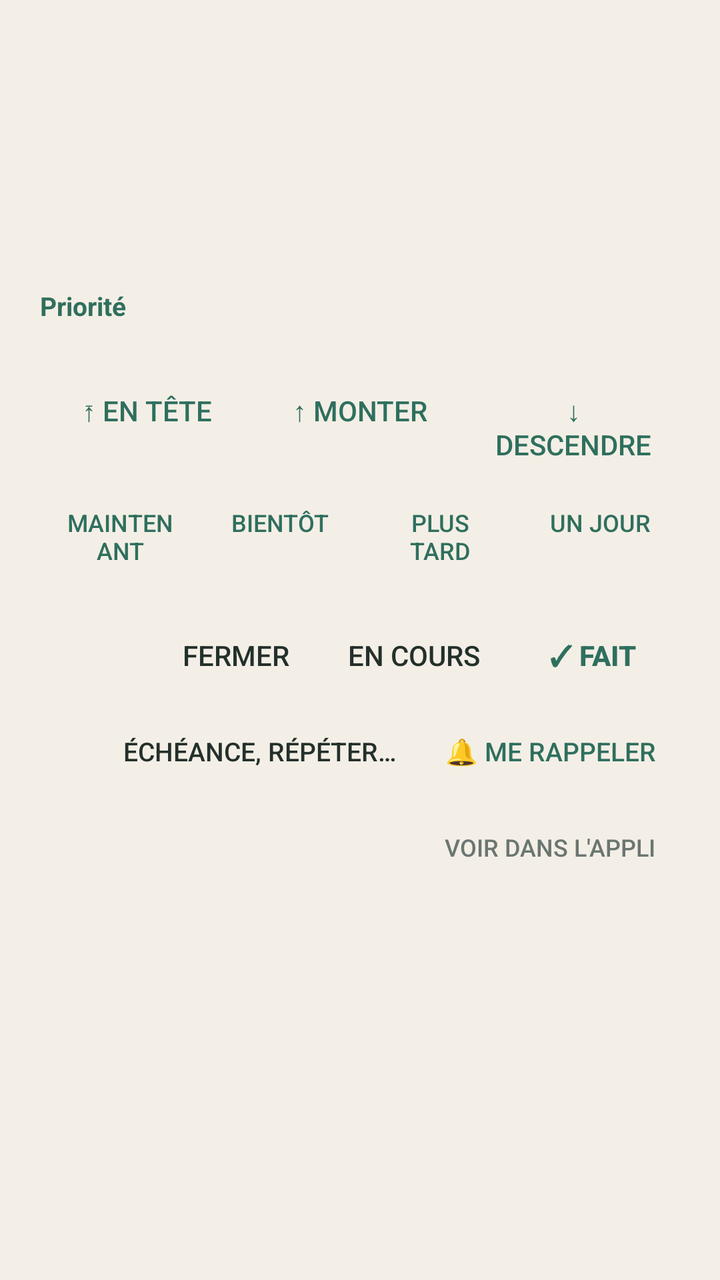
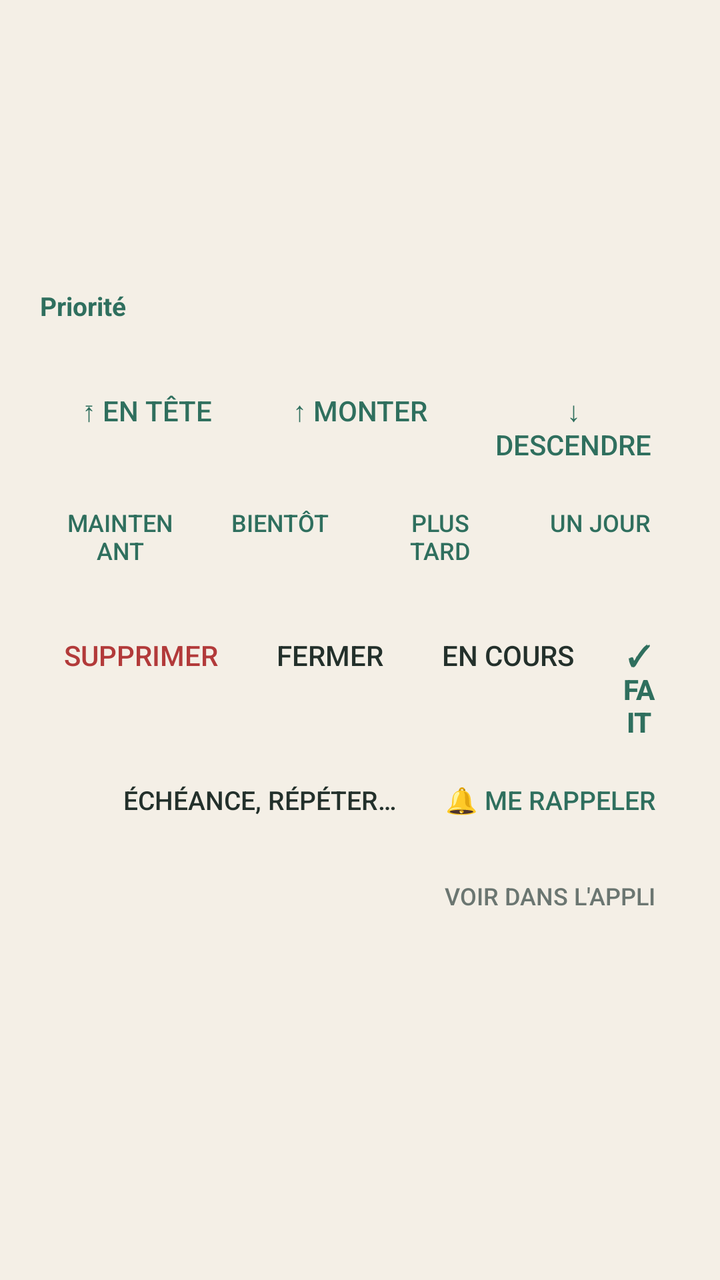

Two renders of the same Android screen: before a commit and after it. Below are the layout's source before the change and the commit's diff.
<!-- AndroidManifest.xml: application theme Theme.Taches -->
<!-- res/layout/ecran_detail.xml -->
<?xml version="1.0" encoding="utf-8"?>
<ScrollView xmlns:android="http://schemas.android.com/apk/res/android"
    android:layout_width="match_parent"
    android:layout_height="wrap_content">
<LinearLayout
    android:layout_width="match_parent"
    android:layout_height="wrap_content"
    android:orientation="vertical"
    android:padding="20dp">

    <TextView
        android:id="@+id/titre"
        android:layout_width="match_parent"
        android:layout_height="wrap_content"
        android:textSize="18sp"
        android:textStyle="bold" />

    <TextView
        android:id="@+id/meta"
        android:layout_width="match_parent"
        android:layout_height="wrap_content"
        android:layout_marginTop="4dp"
        android:textColor="@color/discret"
        android:textSize="13sp" />

    <TextView
        android:id="@+id/details"
        android:layout_width="match_parent"
        android:layout_height="wrap_content"
        android:layout_marginTop="12dp"
        android:textSize="15sp" />

    <TextView
        android:id="@+id/brut"
        android:layout_width="match_parent"
        android:layout_height="wrap_content"
        android:layout_marginTop="12dp"
        android:textColor="@color/discret"
        android:textSize="13sp"
        android:textStyle="italic" />

    
    <LinearLayout
        android:id="@+id/bloc_priorite"
        android:layout_width="match_parent"
        android:layout_height="wrap_content"
        android:layout_marginTop="16dp"
        android:orientation="vertical">

        <TextView
            android:layout_width="wrap_content"
            android:layout_height="wrap_content"
            android:text="Priorité"
            android:textColor="@color/accent"
            android:textSize="13sp"
            android:textStyle="bold" />

        <TextView
            android:id="@+id/position"
            android:layout_width="match_parent"
            android:layout_height="wrap_content"
            android:layout_marginTop="2dp"
            android:textColor="@color/discret"
            android:textSize="13sp" />

        <LinearLayout
            android:layout_width="match_parent"
            android:layout_height="wrap_content"
            android:orientation="horizontal">

            <Button
                android:id="@+id/btn_tete"
                style="?android:attr/buttonBarButtonStyle"
                android:layout_width="0dp"
                android:layout_height="wrap_content"
                android:layout_weight="1"
                android:text="⤒ En tête" />

            <Button
                android:id="@+id/btn_monter"
                style="?android:attr/buttonBarButtonStyle"
                android:layout_width="0dp"
                android:layout_height="wrap_content"
                android:layout_weight="1"
                android:text="↑ Monter" />

            <Button
                android:id="@+id/btn_descendre"
                style="?android:attr/buttonBarButtonStyle"
                android:layout_width="0dp"
                android:layout_height="wrap_content"
                android:layout_weight="1"
                android:text="↓ Descendre" />
        </LinearLayout>

        <LinearLayout
            android:layout_width="match_parent"
            android:layout_height="wrap_content"
            android:orientation="horizontal">

            <Button
                android:id="@+id/h_maintenant"
                style="?android:attr/buttonBarButtonStyle"
                android:layout_width="0dp"
                android:layout_height="wrap_content"
                android:layout_weight="1"
                android:text="Maintenant"
                android:textSize="12sp" />

            <Button
                android:id="@+id/h_bientot"
                style="?android:attr/buttonBarButtonStyle"
                android:layout_width="0dp"
                android:layout_height="wrap_content"
                android:layout_weight="1"
                android:text="Bientôt"
                android:textSize="12sp" />

            <Button
                android:id="@+id/h_plus_tard"
                style="?android:attr/buttonBarButtonStyle"
                android:layout_width="0dp"
                android:layout_height="wrap_content"
                android:layout_weight="1"
                android:text="Plus tard"
                android:textSize="12sp" />

            <Button
                android:id="@+id/h_un_jour"
                style="?android:attr/buttonBarButtonStyle"
                android:layout_width="0dp"
                android:layout_height="wrap_content"
                android:layout_weight="1"
                android:text="Un jour"
                android:textSize="12sp" />
        </LinearLayout>
    </LinearLayout>

    <LinearLayout
        android:layout_width="match_parent"
        android:layout_height="wrap_content"
        android:layout_marginTop="16dp"
        android:gravity="end"
        android:orientation="horizontal">

        <Button
            android:id="@+id/btn_fermer"
            style="?android:attr/borderlessButtonStyle"
            android:layout_width="wrap_content"
            android:layout_height="wrap_content"
            android:text="Fermer" />

        <Button
            android:id="@+id/btn_en_cours"
            style="?android:attr/borderlessButtonStyle"
            android:layout_width="wrap_content"
            android:layout_height="wrap_content"
            android:text="En cours" />

        <Button
            android:id="@+id/btn_fait"
            style="?android:attr/borderlessButtonStyle"
            android:layout_width="wrap_content"
            android:layout_height="wrap_content"
            android:text="✓ Fait"
            android:textColor="@color/accent"
            android:textStyle="bold" />
    </LinearLayout>

    <LinearLayout
        android:layout_width="match_parent"
        android:layout_height="wrap_content"
        android:gravity="end"
        android:orientation="horizontal">

        <Button
            android:id="@+id/btn_planifier"
            style="?android:attr/borderlessButtonStyle"
            android:layout_width="wrap_content"
            android:layout_height="wrap_content"
            android:text="Échéance, répéter…"
            android:textSize="13sp" />

        <Button
            android:id="@+id/btn_rappel"
            style="?android:attr/borderlessButtonStyle"
            android:layout_width="wrap_content"
            android:layout_height="wrap_content"
            android:text="🔔 Me rappeler"
            android:textColor="@color/accent"
            android:textSize="13sp" />
    </LinearLayout>

    <Button
        android:id="@+id/btn_appli"
        style="?android:attr/borderlessButtonStyle"
        android:layout_width="wrap_content"
        android:layout_height="wrap_content"
        android:layout_gravity="end"
        android:text="Voir dans l'appli"
        android:textColor="@color/discret"
        android:textSize="12sp" />
</LinearLayout>
</ScrollView>
<!-- resources referenced by this layout -->
<resources>
  <color name="accent">#2F6F5E</color>
  <color name="discret">#6B7671</color>
  <style name="Theme.Taches" parent="@android:style/Theme.Material.Light.NoActionBar">
          <item name="android:colorPrimary">@color/accent</item>
          <item name="android:colorAccent">@color/accent</item>
          <item name="android:statusBarColor">@color/fond</item>
          <item name="android:windowLightStatusBar">true</item>
          <item name="android:windowBackground">@color/fond</item>
          <item name="android:textColorPrimary">@color/texte</item>
      </style>
  <color name="fond">#F4EFE6</color>
  <color name="texte">#23302B</color>
</resources>

<!-- the commit's change to res/layout/ecran_detail.xml (unified diff, before → after) -->
@@ -144,6 +144,14 @@
         android:orientation="horizontal">
 
         <Button
+            android:id="@+id/btn_supprimer"
+            style="?android:attr/borderlessButtonStyle"
+            android:layout_width="wrap_content"
+            android:layout_height="wrap_content"
+            android:text="Supprimer"
+            android:textColor="#B23A3A" />
+
+        <Button
             android:id="@+id/btn_fermer"
             style="?android:attr/borderlessButtonStyle"
             android:layout_width="wrap_content"
